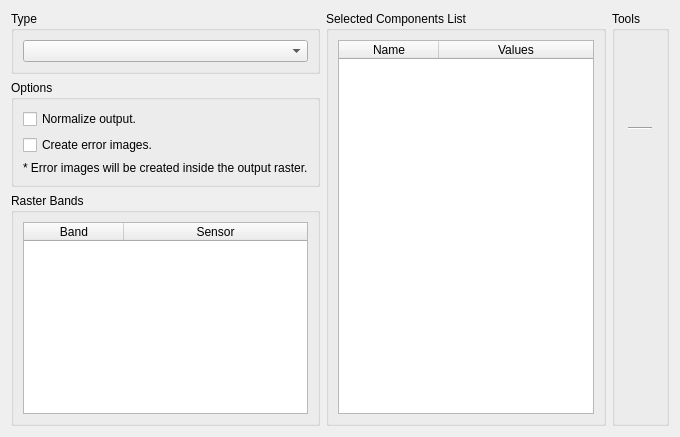
This is src/terralib/qt/widgets/rp/ui/MixtureModelWizardPageForm.ui in claudiobogossian/terralib5 as Qt 5 draws it before an edit. The edited form follows.
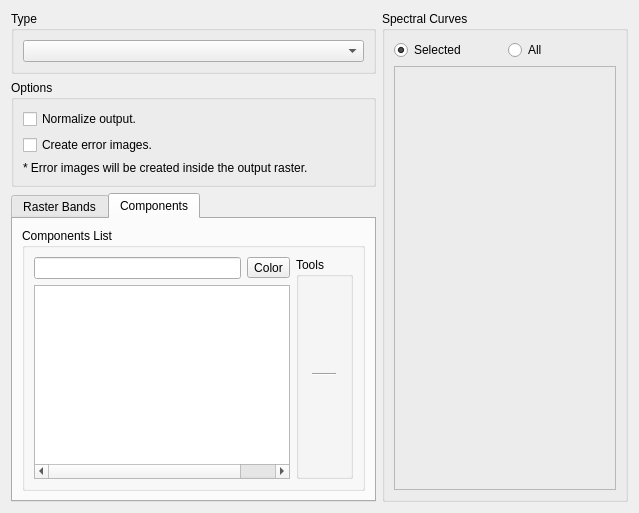
This is the edited form. Icons and pictures are not drawn.

Commit message: Mixture model revision

What changed in the file:
```diff
--- a/src/terralib/qt/widgets/rp/ui/MixtureModelWizardPageForm.ui
+++ b/src/terralib/qt/widgets/rp/ui/MixtureModelWizardPageForm.ui
@@ -6,25 +6,23 @@
    <rect>
     <x>0</x>
     <y>0</y>
-    <width>656</width>
-    <height>404</height>
+    <width>639</width>
+    <height>475</height>
    </rect>
   </property>
   <property name="windowTitle">
    <string>Mixture Model</string>
   </property>
-  <layout class="QGridLayout" name="gridLayout_12">
-   <item row="0" column="0">
-    <layout class="QGridLayout" name="gridLayout_11">
-     <item row="0" column="0">
-      <layout class="QGridLayout" name="gridLayout_3">
-       <item row="0" column="0">
+  <layout class="QHBoxLayout" name="horizontalLayout_3">
+   <item>
+    <layout class="QVBoxLayout" name="verticalLayout_7">
+     <item>
         <widget class="QGroupBox" name="groupBox">
          <property name="title">
           <string>Type</string>
          </property>
-         <layout class="QGridLayout" name="gridLayout_2">
-          <item row="0" column="0">
+       <layout class="QVBoxLayout" name="verticalLayout_6">
+        <item>
            <widget class="QComboBox" name="m_typeComboBox">
             <property name="sizePolicy">
              <sizepolicy hsizetype="MinimumExpanding" vsizetype="Fixed">
@@ -37,7 +35,7 @@
          </layout>
         </widget>
        </item>
-       <item row="1" column="0">
+     <item>
         <widget class="QGroupBox" name="groupBox_2">
          <property name="sizePolicy">
           <sizepolicy hsizetype="Minimum" vsizetype="Preferred">
@@ -82,25 +80,35 @@
          </layout>
         </widget>
        </item>
-       <item row="2" column="0">
-        <widget class="QGroupBox" name="m_bandsListGroupBox">
-         <property name="sizePolicy">
-          <sizepolicy hsizetype="MinimumExpanding" vsizetype="MinimumExpanding">
-           <horstretch>0</horstretch>
-           <verstretch>0</verstretch>
-          </sizepolicy>
-         </property>
-         <property name="minimumSize">
-          <size>
-           <width>0</width>
-           <height>0</height>
-          </size>
-         </property>
-         <property name="title">
+     <item>
+      <widget class="QTabWidget" name="m_mixturetabWidget">
+       <property name="currentIndex">
+        <number>1</number>
+       </property>
+       <widget class="QWidget" name="m_bandtab">
+        <attribute name="title">
           <string>Raster Bands</string>
-         </property>
-         <layout class="QGridLayout" name="gridLayout_9">
-          <item row="0" column="0">
+        </attribute>
+        <layout class="QVBoxLayout" name="verticalLayout_4">
+         <item>
+          <widget class="QGroupBox" name="m_bandsListGroupBox">
+           <property name="sizePolicy">
+            <sizepolicy hsizetype="MinimumExpanding" vsizetype="MinimumExpanding">
+             <horstretch>0</horstretch>
+             <verstretch>0</verstretch>
+            </sizepolicy>
+           </property>
+           <property name="minimumSize">
+            <size>
+             <width>0</width>
+             <height>0</height>
+            </size>
+           </property>
+           <property name="title">
+            <string/>
+           </property>
+           <layout class="QVBoxLayout" name="verticalLayout_3">
+            <item>
            <widget class="QTableWidget" name="m_bandTableWidget">
             <property name="alternatingRowColors">
              <bool>true</bool>
@@ -133,10 +141,13 @@
         </widget>
        </item>
       </layout>
-     </item>
-     <item row="0" column="1">
-      <layout class="QGridLayout" name="gridLayout_10" columnstretch="1,0">
-       <item row="0" column="0">
+       </widget>
+       <widget class="QWidget" name="m_componenttab">
+        <attribute name="title">
+         <string>Components</string>
+        </attribute>
+        <layout class="QVBoxLayout" name="verticalLayout">
+         <item>
         <widget class="QGroupBox" name="m_componentsListGroupBox">
          <property name="sizePolicy">
           <sizepolicy hsizetype="MinimumExpanding" vsizetype="MinimumExpanding">
@@ -151,45 +162,46 @@
           </size>
          </property>
          <property name="title">
-          <string>Selected Components List</string>
-         </property>
-         <layout class="QGridLayout" name="gridLayout_8">
+            <string>Components List</string>
+           </property>
+           <layout class="QGridLayout" name="gridLayout_2">
           <item row="0" column="0">
-           <widget class="QTableWidget" name="m_tableWidget">
-            <property name="alternatingRowColors">
-             <bool>true</bool>
-            </property>
-            <property name="selectionBehavior">
-             <enum>QAbstractItemView::SelectRows</enum>
-            </property>
-            <attribute name="horizontalHeaderMinimumSectionSize">
-             <number>30</number>
-            </attribute>
-            <attribute name="horizontalHeaderStretchLastSection">
-             <bool>true</bool>
-            </attribute>
-            <column>
+             <layout class="QHBoxLayout" name="horizontalLayout">
+              <item>
+               <widget class="QLineEdit" name="m_componentLineEdit">
+                <property name="toolTip">
+                 <string>&lt;html&gt;&lt;head/&gt;&lt;body&gt;&lt;p&gt;Select/create component&lt;/p&gt;&lt;/body&gt;&lt;/html&gt;</string>
+                </property>
+               </widget>
+              </item>
+              <item>
+               <widget class="QToolButton" name="m_colorToolButton">
+                <property name="toolTip">
+                 <string>&lt;html&gt;&lt;head/&gt;&lt;body&gt;&lt;p&gt;Set color component&lt;/p&gt;&lt;/body&gt;&lt;/html&gt;</string>
+                </property>
              <property name="text">
-              <string>Name</string>
-             </property>
-            </column>
-            <column>
-             <property name="text">
-              <string>Values</string>
-             </property>
-            </column>
+                 <string>Color</string>
+                </property>
+                <property name="toolButtonStyle">
+                 <enum>Qt::ToolButtonTextBesideIcon</enum>
+                </property>
            </widget>
           </item>
          </layout>
-        </widget>
-       </item>
-       <item row="0" column="1">
+            </item>
+            <item row="0" column="1" rowspan="2">
         <widget class="QGroupBox" name="groupBox_3">
+              <property name="sizePolicy">
+               <sizepolicy hsizetype="Fixed" vsizetype="Preferred">
+                <horstretch>0</horstretch>
+                <verstretch>0</verstretch>
+               </sizepolicy>
+              </property>
          <property name="title">
           <string>Tools</string>
          </property>
-         <layout class="QGridLayout" name="gridLayout_7">
-          <item row="0" column="0">
+              <layout class="QVBoxLayout" name="verticalLayout_2">
+               <item>
            <layout class="QGridLayout" name="gridLayout_6">
             <item row="0" column="0">
              <widget class="QWidget" name="widget" native="true">
@@ -323,9 +335,121 @@
          </layout>
         </widget>
        </item>
-      </layout>
-     </item>
-    </layout>
+            <item row="1" column="0">
+             <widget class="QTreeWidget" name="m_componentTreeWidget">
+              <property name="sizePolicy">
+               <sizepolicy hsizetype="Expanding" vsizetype="Expanding">
+                <horstretch>0</horstretch>
+                <verstretch>0</verstretch>
+               </sizepolicy>
+              </property>
+              <property name="maximumSize">
+               <size>
+                <width>16777215</width>
+                <height>16777215</height>
+               </size>
+              </property>
+              <property name="toolTip">
+               <string>&lt;html&gt;&lt;head/&gt;&lt;body&gt;&lt;p&gt;Select/View component&lt;/p&gt;&lt;/body&gt;&lt;/html&gt;</string>
+              </property>
+              <property name="frameShape">
+               <enum>QFrame::StyledPanel</enum>
+              </property>
+              <property name="editTriggers">
+               <set>QAbstractItemView::AllEditTriggers</set>
+              </property>
+              <property name="alternatingRowColors">
+               <bool>false</bool>
+              </property>
+              <property name="expandsOnDoubleClick">
+               <bool>true</bool>
+              </property>
+              <property name="columnCount">
+               <number>3</number>
+              </property>
+              <attribute name="headerVisible">
+               <bool>false</bool>
+              </attribute>
+              <attribute name="headerStretchLastSection">
+               <bool>false</bool>
+              </attribute>
+              <column>
+               <property name="text">
+                <string notr="true">Component</string>
+               </property>
+              </column>
+              <column>
+               <property name="text">
+                <string notr="true">Band</string>
+               </property>
+              </column>
+              <column>
+               <property name="text">
+                <string>Value</string>
+               </property>
+              </column>
+             </widget>
+            </item>
+           </layout>
+          </widget>
+         </item>
+        </layout>
+       </widget>
+      </widget>
+     </item>
+    </layout>
+   </item>
+   <item>
+    <widget class="QGroupBox" name="groupBox_4">
+     <property name="title">
+      <string>Spectral Curves</string>
+     </property>
+     <property name="flat">
+      <bool>false</bool>
+     </property>
+     <layout class="QVBoxLayout" name="verticalLayout_5">
+      <item>
+       <layout class="QHBoxLayout" name="horizontalLayout_2">
+        <item>
+         <widget class="QRadioButton" name="m_selectedRadioButton">
+          <property name="toolTip">
+           <string>View only selected component</string>
+          </property>
+          <property name="text">
+           <string>Selected</string>
+          </property>
+          <property name="checked">
+           <bool>true</bool>
+          </property>
+         </widget>
+        </item>
+        <item>
+         <widget class="QRadioButton" name="m_allRadioButton">
+          <property name="toolTip">
+           <string>View all components</string>
+          </property>
+          <property name="text">
+           <string>All</string>
+          </property>
+         </widget>
+        </item>
+       </layout>
+      </item>
+      <item>
+       <widget class="QFrame" name="m_graphicFrame">
+        <property name="sizePolicy">
+         <sizepolicy hsizetype="Expanding" vsizetype="Expanding">
+          <horstretch>0</horstretch>
+          <verstretch>0</verstretch>
+         </sizepolicy>
+        </property>
+        <property name="frameShape">
+         <enum>QFrame::StyledPanel</enum>
+        </property>
+       </widget>
+      </item>
+     </layout>
+    </widget>
    </item>
   </layout>
  </widget>
```
Left out of the diff: 5 changed lines with no effect on the pictures. Lines whose indentation alone changed are shown as unchanged. The commit also changes 8 other files.
